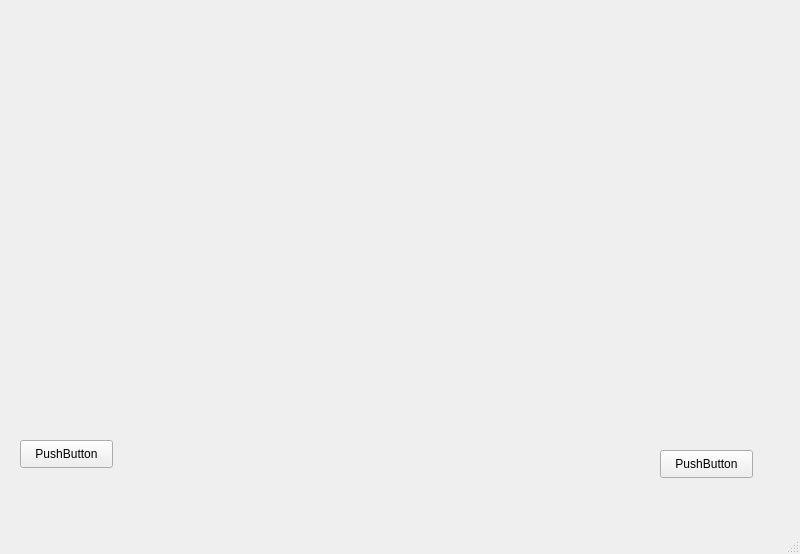
This is mainwindow.ui in Abdelrahman-Shorim/FlightApp as Qt 5 draws it before an edit. The edited form follows.
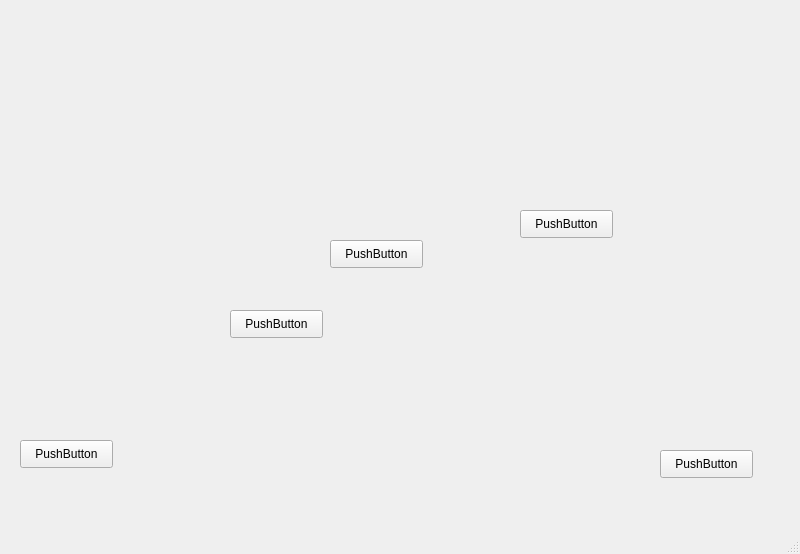
This is the edited form.

What changed in the file:
```diff
--- a/mainwindow.ui
+++ b/mainwindow.ui
@@ -40,6 +40,45 @@
      <string>PushButton</string>
     </property>
    </widget>
+   <widget class="QPushButton" name="pushButton_3">
+    <property name="geometry">
+     <rect>
+      <x>230</x>
+      <y>310</y>
+      <width>93</width>
+      <height>28</height>
+     </rect>
+    </property>
+    <property name="text">
+     <string>PushButton</string>
+    </property>
+   </widget>
+   <widget class="QPushButton" name="pushButton_4">
+    <property name="geometry">
+     <rect>
+      <x>520</x>
+      <y>210</y>
+      <width>93</width>
+      <height>28</height>
+     </rect>
+    </property>
+    <property name="text">
+     <string>PushButton</string>
+    </property>
+   </widget>
+   <widget class="QPushButton" name="pushButton_5">
+    <property name="geometry">
+     <rect>
+      <x>330</x>
+      <y>240</y>
+      <width>93</width>
+      <height>28</height>
+     </rect>
+    </property>
+    <property name="text">
+     <string>PushButton</string>
+    </property>
+   </widget>
   </widget>
   <widget class="QMenuBar" name="menubar">
    <property name="geometry">
```
